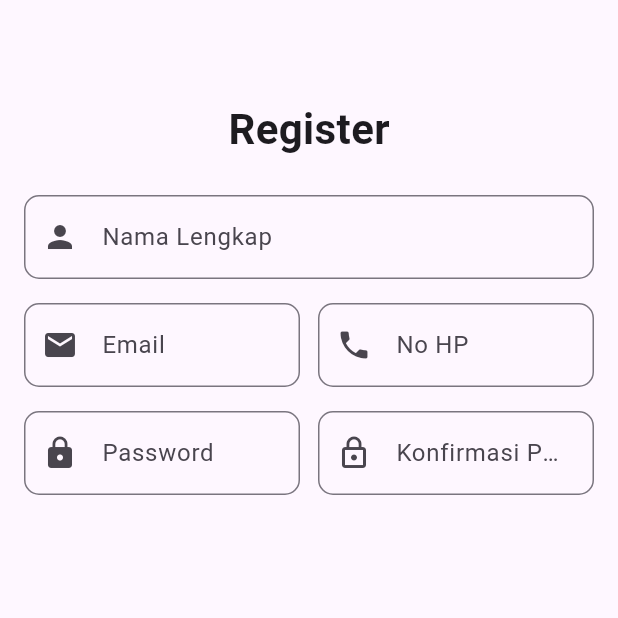
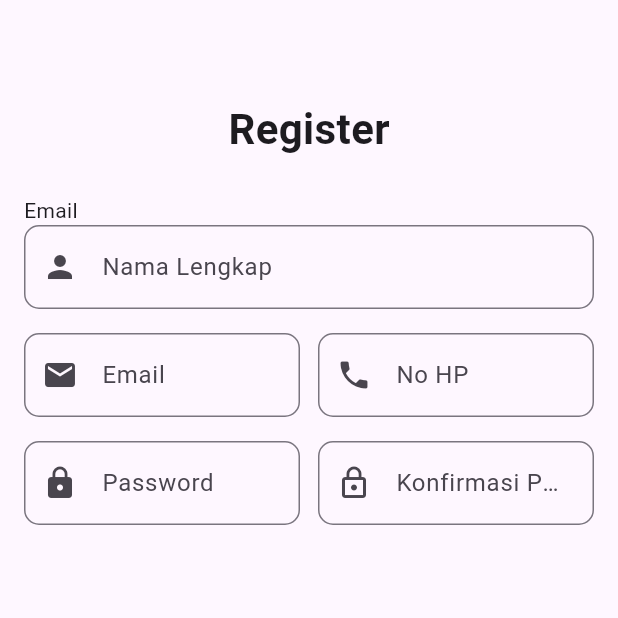
Before and after one commit to muthiasasi19/20220140167_UCP1Flutter, a Flutter app: the RegisterPage screen opened directly, on a phone screen of 412 x 824 dp, the top half of it. Run offline on Flutter 3.47's test engine with Material 3 defaults, Android fonts, the phone set to English and light mode, and no system bars.

Commit message:
Menambahkan teks diatas label Nama Lengkap

```diff
--- a/lib/Application/register_page.dart
+++ b/lib/Application/register_page.dart
@@ -38,6 +38,11 @@ class _RegisterPageState extends State<RegisterPage> {
                 const SizedBox(height: 24),
 
                 // Nama Lengkap
+                const Align(
+                  alignment: Alignment.centerLeft,
+                  child: Text('Email'),
+                ),
+
                 TextFormField(
                   controller: namalengkapController,
                   decoration: const InputDecoration(
```
